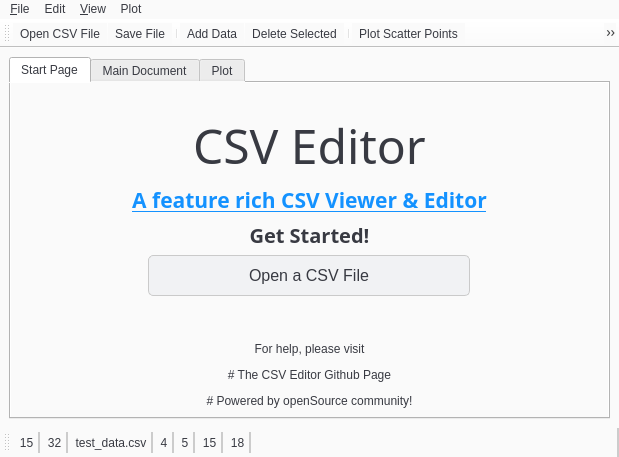
The window that mainwindow.ui (kushan02/GUI-CSV-Editor) describes before a commit, drawn with Qt 5.
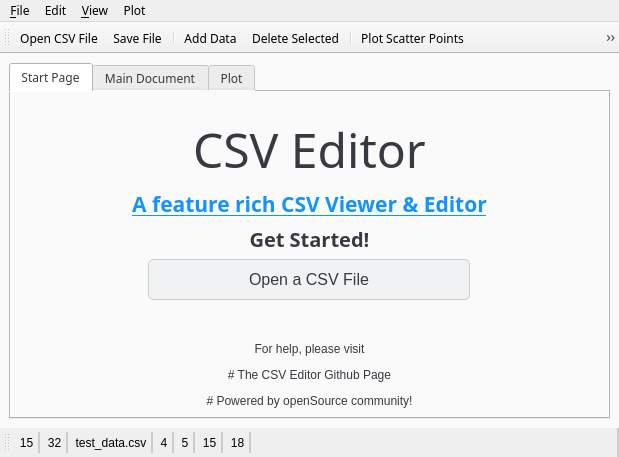
The same window after the commit. Icons and pictures are not drawn.

Commit message: Fix UI bug in menu bar item being not visible properly and make slight enhancement in way cells of table look

Patch:
```diff
--- a/mainwindow.ui
+++ b/mainwindow.ui
@@ -23,6 +23,10 @@
     <normaloff>icons/app_icon.png</normaloff>icons/app_icon.png</iconset>
   </property>
   <property name="styleSheet">
+   <string notr="true"/>
+  </property>
+  <widget class="QWidget" name="centralwidget">
+   <property name="styleSheet">
    <string notr="true">QWidget{
 background-color: #fafafa;
 color: #383a42;
@@ -41,6 +45,13 @@
 border: 1px solid #cacaca
 }
 
+QTableView::item{
+padding: 7px;
+}
+
+QTableView::item:focus{
+padding: 0;
+}
 
 
 QScrollBar:horizontal {
@@ -72,7 +83,6 @@
 
 </string>
   </property>
-  <widget class="QWidget" name="centralwidget">
    <layout class="QGridLayout" name="gridLayout">
     <item row="0" column="0">
      <widget class="QTabWidget" name="tabWidget">
```
Lines whose indentation alone changed are shown as unchanged. The commit also changes 1 other file.
